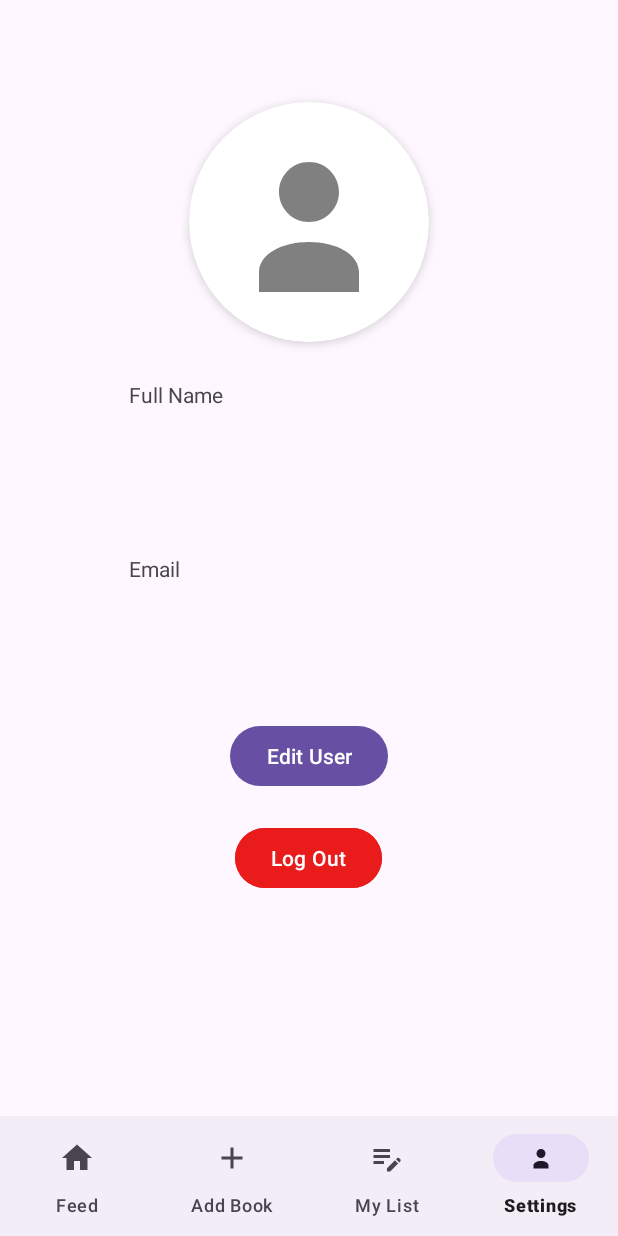
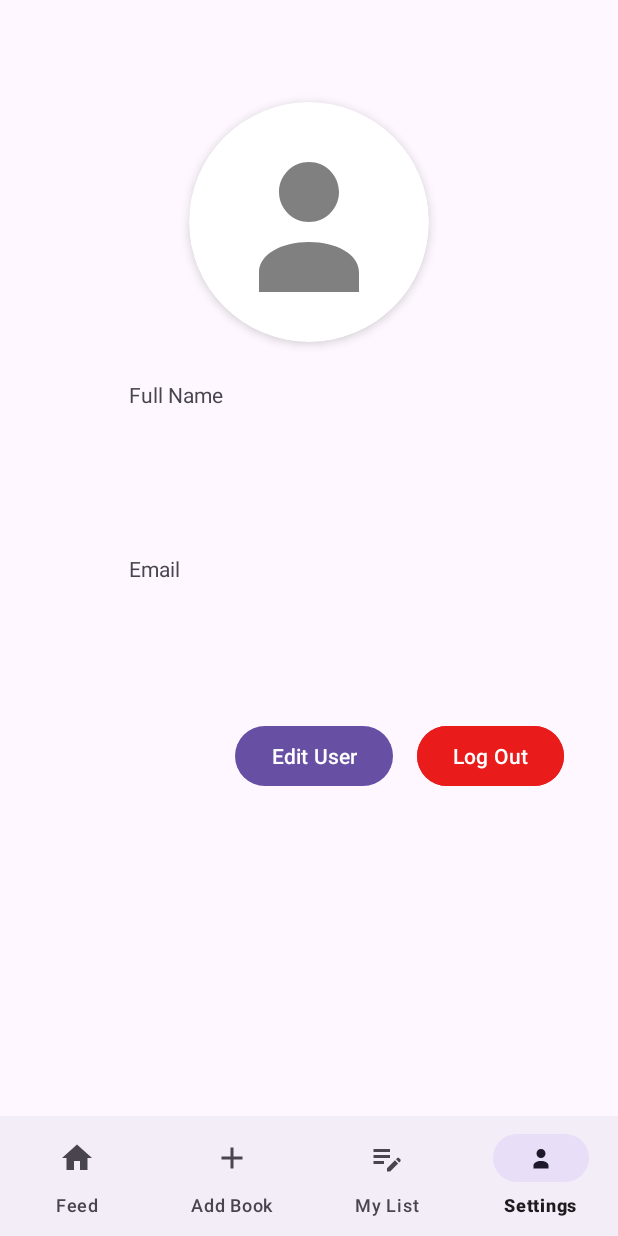
Before and after one commit to DolevNoa/Bookworm, an Android app: the SettingsFragment screen opened through its navigation route, on a phone screen of 412 x 824 dp. Run offline under Robolectric (Android 15) with nearby library versions, the light colour scheme and no system bars; our stand-ins replace Firebase (no records; nobody signed in at launch, a user with empty details on screens opened directly), navigation-ui; pictures from the network do not load.

Commit message:
Update profile and settings xml too much system buttons UI

```diff
--- a/app/src/main/res/layout/fragment_settings.xml
+++ b/app/src/main/res/layout/fragment_settings.xml
@@ -26,8 +26,7 @@ tools:context=".ui.settings.SettingsFragment">
             android:clickable="true"
             android:contentDescription="@string/profile_image"
             android:scaleType="centerCrop"
-        android:src="@drawable/default_avatar"
-        />
+            android:src="@drawable/default_avatar" />
 
     </androidx.cardview.widget.CardView>
 
@@ -44,8 +43,8 @@ tools:context=".ui.settings.SettingsFragment">
         android:layout_width="250dp"
         android:layout_height="48dp"
         android:layout_marginTop="0dp"
-    android:text="@string/userName"
-    android:padding="10dp" />
+        android:padding="10dp"
+        android:text="@string/userName" />
 
     <TextView
         android:id="@+id/emailLabel"
@@ -55,7 +54,6 @@ tools:context=".ui.settings.SettingsFragment">
         android:padding="5dp"
         android:text="@string/email" />
 
-
     <TextView
         android:id="@+id/email"
         android:layout_width="250dp"
@@ -64,19 +62,28 @@ tools:context=".ui.settings.SettingsFragment">
         android:padding="5dp"
         android:text="@string/userEmail" />
 
+    <!-- Horizontal LinearLayout for buttons -->
+    <LinearLayout
+        android:layout_width="match_parent"
+        android:layout_height="wrap_content"
+        android:layout_marginTop="20dp"
+        android:gravity="end"
+        android:orientation="horizontal">
+
         <Button
             android:id="@+id/editUserButton"
             android:layout_width="wrap_content"
             android:layout_height="wrap_content"
-    android:layout_marginTop="20dp"
             android:text="@string/edit_user" />
 
         <Button
             android:id="@+id/button1"
             android:layout_width="wrap_content"
             android:layout_height="wrap_content"
-    android:layout_marginTop="20dp"
+            android:layout_marginStart="16dp"
             android:backgroundTint="@color/red"
             android:text="@string/log_out" />
 
     </LinearLayout>
+
+</LinearLayout>
```
Also changed, not shown: app/src/main/res/layout/fragment_profile.xml (+12 -3 lines). Lines whose indentation alone changed are shown as unchanged.
